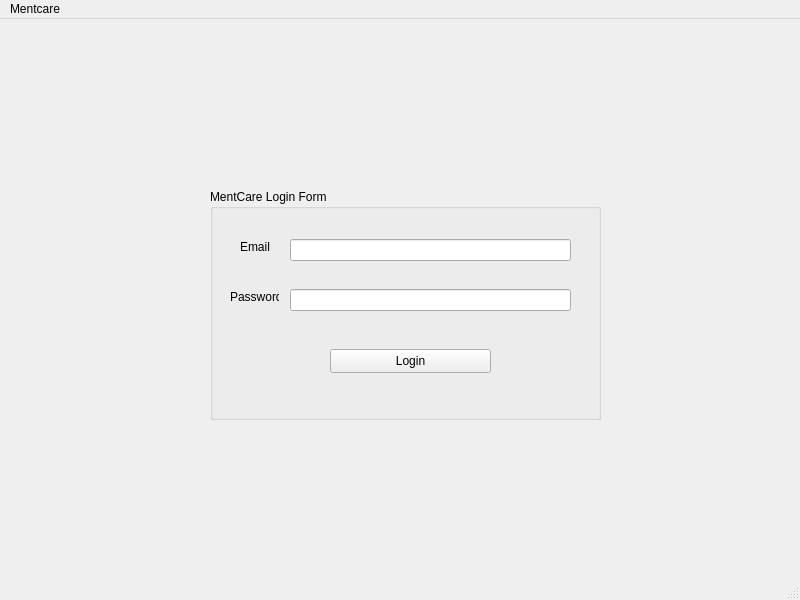
This is mentcare/mainwindow.ui in omansour-se-nyu/Spring2023-Team-1 as Qt 5 draws it before an edit. The edited form follows.
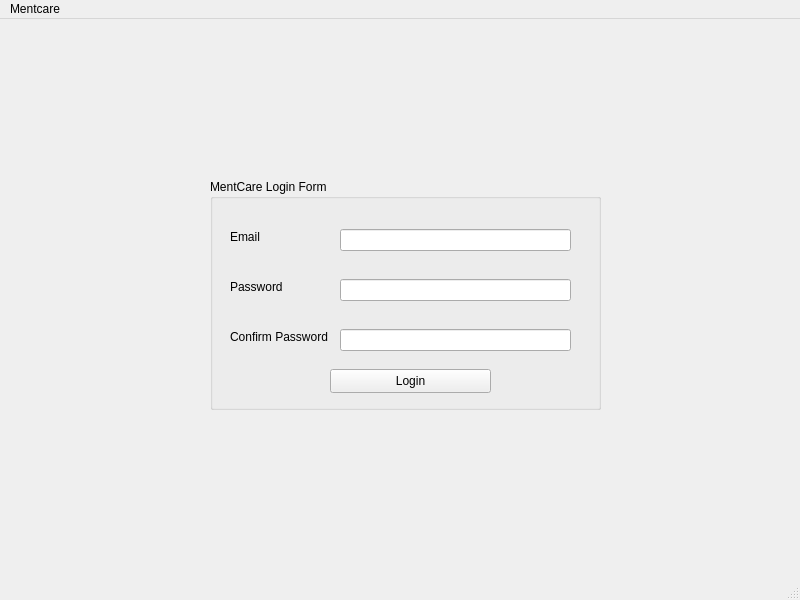
This is the edited form. The open tabs and pages were chosen to show the change.

Commit message: New user registration page front end, and migrated login credentials to local db instead of hardcoding.

```diff
--- a/mentcare/mainwindow.ui
+++ b/mentcare/mainwindow.ui
@@ -348,7 +348,109 @@
       </widget>
      </widget>
     </widget>
-    <widget class="QWidget" name="page"/>
+    <widget class="QWidget" name="RegisterPage">
+     <widget class="QGroupBox" name="RegisterPage_Groupbox">
+      <property name="geometry">
+       <rect>
+        <x>210</x>
+        <y>160</y>
+        <width>391</width>
+        <height>231</height>
+       </rect>
+      </property>
+      <property name="title">
+       <string>MentCare Login Form</string>
+      </property>
+      <widget class="QLabel" name="RegisterPage_Email_label">
+       <property name="geometry">
+        <rect>
+         <x>20</x>
+         <y>50</y>
+         <width>101</width>
+         <height>16</height>
+        </rect>
+       </property>
+       <property name="text">
+        <string>Email</string>
+       </property>
+      </widget>
+      <widget class="QLineEdit" name="RegisterPage_LineEdit_Login_Email">
+       <property name="geometry">
+        <rect>
+         <x>130</x>
+         <y>50</y>
+         <width>231</width>
+         <height>22</height>
+        </rect>
+       </property>
+      </widget>
+      <widget class="QLabel" name="RegisterPage_Password_Label">
+       <property name="geometry">
+        <rect>
+         <x>20</x>
+         <y>100</y>
+         <width>101</width>
+         <height>16</height>
+        </rect>
+       </property>
+       <property name="text">
+        <string>Password</string>
+       </property>
+      </widget>
+      <widget class="QLineEdit" name="RegsiterPage_LineEdit_Login_Password">
+       <property name="geometry">
+        <rect>
+         <x>130</x>
+         <y>100</y>
+         <width>231</width>
+         <height>22</height>
+        </rect>
+       </property>
+       <property name="echoMode">
+        <enum>QLineEdit::Password</enum>
+       </property>
+      </widget>
+      <widget class="QPushButton" name="RegisterPage_LoginButton">
+       <property name="geometry">
+        <rect>
+         <x>120</x>
+         <y>190</y>
+         <width>161</width>
+         <height>24</height>
+        </rect>
+       </property>
+       <property name="text">
+        <string>Login</string>
+       </property>
+      </widget>
+      <widget class="QLineEdit" name="RegsiterPage_LineEdit_Login_Password_2">
+       <property name="geometry">
+        <rect>
+         <x>130</x>
+         <y>150</y>
+         <width>231</width>
+         <height>22</height>
+        </rect>
+       </property>
+       <property name="echoMode">
+        <enum>QLineEdit::Password</enum>
+       </property>
+      </widget>
+      <widget class="QLabel" name="RegisterPage_Password_Label_2">
+       <property name="geometry">
+        <rect>
+         <x>20</x>
+         <y>150</y>
+         <width>101</width>
+         <height>16</height>
+        </rect>
+       </property>
+       <property name="text">
+        <string>Confirm Password</string>
+       </property>
+      </widget>
+     </widget>
+    </widget>
     <widget class="QWidget" name="HomePage">
      <widget class="QWidget" name="verticalLayoutWidget">
       <property name="geometry">
```
The commit also changes 3 other files.
